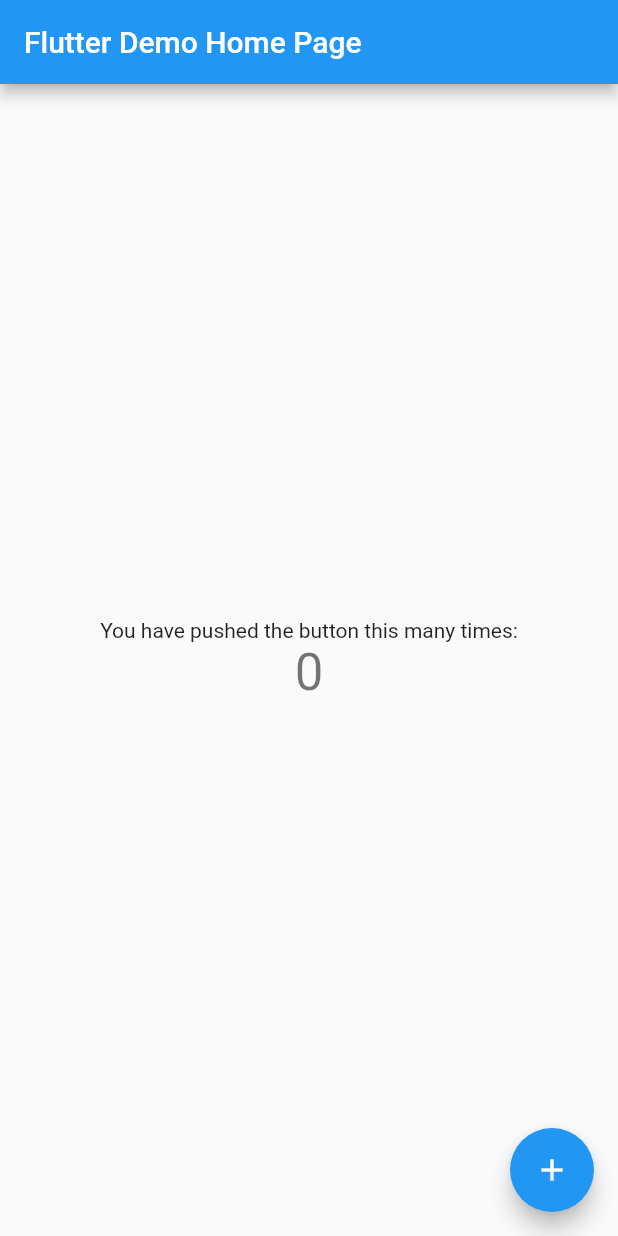
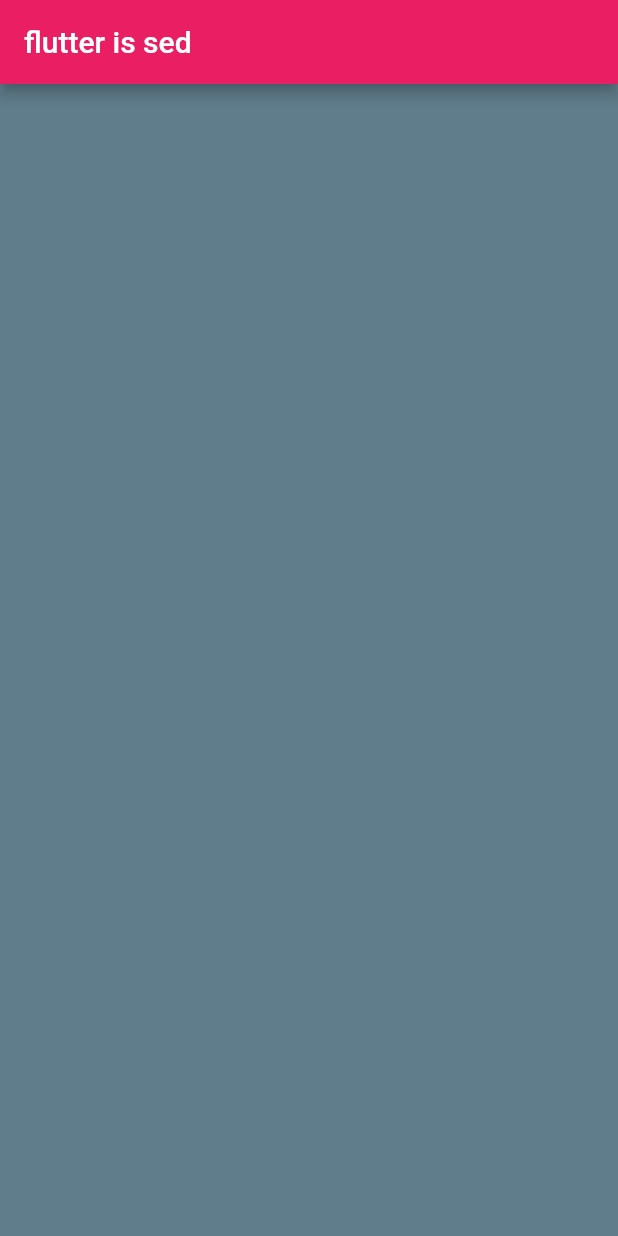
Before and after one commit to Thakur-Sanskar-Anhal/First_Flutter, a Flutter app: the screen it shows after launch, on a phone screen of 412 x 824 dp. Run offline on Flutter 3.47's test engine with Material 2 defaults, Android fonts, the phone set to English and light mode, and no system bars.

Commit message:
changed background color and appbar color

```diff
--- a/lib/main.dart
+++ b/lib/main.dart
@@ -1,115 +1,22 @@
 import 'package:flutter/material.dart';
 
 void main() {
-  runApp(const MyApp());
+  runApp(const myApp());
 }
 
-class MyApp extends StatelessWidget {
-  const MyApp({super.key});
+class myApp extends StatelessWidget {
+  const myApp({super.key});
 
-  // This widget is the root of your application.
   @override
   Widget build(BuildContext context) {
     return MaterialApp(
-      title: 'Flutter Demo',
-      theme: ThemeData(
-        // This is the theme of your application.
-        //
-        // Try running your application with "flutter run". You'll see the
-        // application has a blue toolbar. Then, without quitting the app, try
-        // changing the primarySwatch below to Colors.green and then invoke
-        // "hot reload" (press "r" in the console where you ran "flutter run",
-        // or simply save your changes to "hot reload" in a Flutter IDE).
-        // Notice that the counter didn't reset back to zero; the application
-        // is not restarted.
-        primarySwatch: Colors.blue,
-      ),
-      home: const MyHomePage(title: 'Flutter Demo Home Page'),
-    );
+      home: Scaffold(
+        appBar: AppBar(
+          backgroundColor: Colors.pink,
+          title: const Text('flutter is sed'),
+        ),
+        backgroundColor: Colors.blueGrey,
+        ),
+      );
   }
 }
-
-class MyHomePage extends StatefulWidget {
-  const MyHomePage({super.key, required this.title});
-
-  // This widget is the home page of your application. It is stateful, meaning
-  // that it has a State object (defined below) that contains fields that affect
-  // how it looks.
-
-  // This class is the configuration for the state. It holds the values (in this
-  // case the title) provided by the parent (in this case the App widget) and
-  // used by the build method of the State. Fields in a Widget subclass are
-  // always marked "final".
-
-  final String title;
-
-  @override
-  State<MyHomePage> createState() => _MyHomePageState();
-}
-
-class _MyHomePageState extends State<MyHomePage> {
-  int _counter = 0;
-
-  void _incrementCounter() {
-    setState(() {
-      // This call to setState tells the Flutter framework that something has
-      // changed in this State, which causes it to rerun the build method below
-      // so that the display can reflect the updated values. If we changed
-      // _counter without calling setState(), then the build method would not be
-      // called again, and so nothing would appear to happen.
-      _counter++;
-    });
-  }
-
-  @override
-  Widget build(BuildContext context) {
-    // This method is rerun every time setState is called, for instance as done
-    // by the _incrementCounter method above.
-    //
-    // The Flutter framework has been optimized to make rerunning build methods
-    // fast, so that you can just rebuild anything that needs updating rather
-    // than having to individually change instances of widgets.
-    return Scaffold(
-      appBar: AppBar(
-        // Here we take the value from the MyHomePage object that was created by
-        // the App.build method, and use it to set our appbar title.
-        title: Text(widget.title),
-      ),
-      body: Center(
-        // Center is a layout widget. It takes a single child and positions it
-        // in the middle of the parent.
-        child: Column(
-          // Column is also a layout widget. It takes a list of children and
-          // arranges them vertically. By default, it sizes itself to fit its
-          // children horizontally, and tries to be as tall as its parent.
-          //
-          // Invoke "debug painting" (press "p" in the console, choose the
-          // "Toggle Debug Paint" action from the Flutter Inspector in Android
-          // Studio, or the "Toggle Debug Paint" command in Visual Studio Code)
-          // to see the wireframe for each widget.
-          //
-          // Column has various properties to control how it sizes itself and
-          // how it positions its children. Here we use mainAxisAlignment to
-          // center the children vertically; the main axis here is the vertical
-          // axis because Columns are vertical (the cross axis would be
-          // horizontal).
-          mainAxisAlignment: MainAxisAlignment.center,
-          children: <Widget>[
-            const Text(
-              'You have pushed the button this many times:',
-            ),
-            Text(
-              '$_counter',
-              style: Theme.of(context).textTheme.headline4,
-            ),
-          ],
-        ),
-      ),
-      floatingActionButton: FloatingActionButton(
-        onPressed: _incrementCounter,
-        tooltip: 'Increment',
-        child: const Icon(Icons.add),
-      ), // This trailing comma makes auto-formatting nicer for build methods.
-    );
-  }
-}
```
